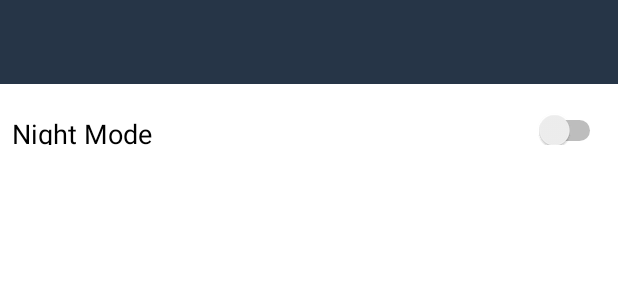
After one commit to GOVINDDIXIT/DOGMA, an Android app: the layout activity_setting.xml on its own in the app's theme, with its tools: preview values and no code run, on a phone screen of 412 x 824 dp. The commit adds this screen. Shown: the top 300 px of the screen. Run offline under Robolectric (Android 15) with nearby library versions, the phone set to English and light mode, and no system bars.

Commit message:
feat: add settings

```diff
--- a/app/build.gradle
+++ b/app/build.gradle
@@ -36,6 +36,7 @@ dependencies {
     implementation 'com.google.firebase:firebase-core:16.0.1'
     implementation 'com.github.bumptech.glide:glide:4.8.0'
     implementation 'com.android.support.constraint:constraint-layout:1.1.2'
+    implementation 'com.android.support:support-v4:27.1.1'
     testImplementation 'junit:junit:4.12'
 
     implementation 'org.jsoup:jsoup:1.11.2'
@@ -61,7 +62,6 @@ dependencies {
     annotationProcessor 'com.github.bumptech.glide:compiler:4.8.0'
 
 
-
 }
 
 apply plugin: 'com.google.gms.google-services'
--- a/app/src/main/res/layout/activity_main.xml
+++ b/app/src/main/res/layout/activity_main.xml
@@ -30,7 +30,7 @@
 
     <android.support.design.widget.NavigationView
         android:id="@+id/navigation_menu"
-        android:layout_width="200dp"
+        android:layout_width="300dp"
         android:layout_height="match_parent"
         android:layout_gravity="start"
         app:menu="@menu/drawer_menu"
--- /dev/null
+++ b/app/src/main/res/layout/activity_setting.xml
@@ -0,0 +1,46 @@
+<?xml version="1.0" encoding="utf-8"?>
+<android.support.constraint.ConstraintLayout xmlns:android="http://schemas.android.com/apk/res/android"
+    xmlns:app="http://schemas.android.com/apk/res-auto"
+    xmlns:tools="http://schemas.android.com/tools"
+    android:layout_width="match_parent"
+    android:layout_height="match_parent"
+    tools:context=".SettingActivity"
+    android:background="?attr/backgroundcolor">
+
+
+    <android.support.v7.widget.Toolbar
+        android:id="@+id/toolbar"
+        android:layout_width="match_parent"
+        android:layout_height="wrap_content"
+        android:layout_marginBottom="8dp"
+        android:background="@color/colorBackground"
+        android:theme="@style/ThemeOverlay.AppCompat.Dark.ActionBar"
+        app:layout_constraintBottom_toBottomOf="parent"
+        app:layout_constraintEnd_toEndOf="parent"
+        app:layout_constraintHorizontal_bias="0.0"
+        app:layout_constraintStart_toStartOf="parent"
+        app:layout_constraintTop_toTopOf="parent"
+        app:layout_constraintVertical_bias="0.0">
+
+    </android.support.v7.widget.Toolbar>
+
+    <Switch
+        android:paddingTop="8dp"
+        android:id="@+id/mswitch"
+        android:layout_width="match_parent"
+        android:layout_height="28dp"
+        android:layout_marginStart="8dp"
+        android:layout_marginTop="10dp"
+        android:layout_marginEnd="8dp"
+        android:layout_marginBottom="8dp"
+        android:text="Night Mode"
+        android:textColor="?attr/textcolor"
+        android:textSize="18sp"
+        app:layout_constraintBottom_toBottomOf="parent"
+        app:layout_constraintEnd_toEndOf="parent"
+        app:layout_constraintHorizontal_bias="0.0"
+        app:layout_constraintStart_toStartOf="parent"
+        app:layout_constraintTop_toTopOf="parent"
+        app:layout_constraintVertical_bias="0.075" />
+
+</android.support.constraint.ConstraintLayout>
--- a/app/src/main/res/menu/drawer_menu.xml
+++ b/app/src/main/res/menu/drawer_menu.xml
@@ -43,6 +43,10 @@
 
     <group android:checkableBehavior="single"
     android:id="@+id/group2">
+        <item
+            android:id="@+id/nav_setting"
+            android:title="Settings">
+        </item>
     <item
         android:id="@+id/nav_logOut"
         android:title="Log Out">
--- a/app/src/main/res/values/styles.xml
+++ b/app/src/main/res/values/styles.xml
@@ -6,12 +6,13 @@
     <style name="AppTheme" parent="Theme.AppCompat.Light.NoActionBar">
         <!-- Customize your theme here. -->
         <item name="colorPrimary">#2196F3</item>
-        <item name="colorPrimaryDark">#1976D2</item>
+        <item name="colorPrimaryDark">#263547</item>
         <item name="colorAccent">@color/colorAccent</item>
         <item name="backgroundcolor">#FFFFFF</item>
         <item name="cardBackgroundcolor">#FFFFFF</item>
         <item name="tintcolor">#000000</item>
-        <item name="textcolor">#808080</item>
+        <item name="textcolor">#000000</item>
+        <item name="android:windowAnimationStyle">@style/WindowAnimationTransition</item>
 
     </style>
 
@@ -19,12 +20,33 @@
     <style name="darkTheme" parent="Theme.AppCompat.Light.NoActionBar">
         <!-- Customize your theme here. -->
         <item name="colorPrimary">#212121</item>
-        <item name="colorPrimaryDark">#000000</item>
+        <item name="colorPrimaryDark">#263547</item>
         <item name="colorAccent">@color/colorAccent</item>
         <item name="cardBackgroundcolor">#424242</item>
         <item name="backgroundcolor">#303030</item>
         <item name="tintcolor">#FFFFFF</item>
         <item name="textcolor">#FFFFFF</item>
+        <item name="android:windowAnimationStyle">@style/WindowAnimationTransition</item>
+
+    </style>
+
+    <!--Dark theme-->
+    <style name="blackTheme" parent="Theme.AppCompat.Light.NoActionBar">
+        <!-- Customize your theme here. -->
+        <item name="colorPrimary">#212121</item>
+        <item name="colorPrimaryDark">#263547</item>
+        <item name="colorAccent">@color/colorAccent</item>
+        <item name="cardBackgroundcolor">#424242</item>
+        <item name="backgroundcolor">#303030</item>
+        <item name="tintcolor">#FFFFFF</item>
+        <item name="textcolor">#FFFFFF</item>
+        <item name="android:windowAnimationStyle">@style/WindowAnimationTransition</item>
+
+    </style>
+
+    <style name="WindowAnimationTransition">
+        <item name="android:windowEnterAnimation">@android:anim/fade_in</item>
+        <item name="android:windowExitAnimation">@android:anim/fade_out</item>
 
     </style>
 
```
Also changed, not shown: app/src/main/AndroidManifest.xml (+6 -4 lines), app/src/main/java/com/example/govind/techie/MainActivity.java (+10 -2 lines), app/src/main/java/com/example/govind/techie/SettingActivity.java (added, +43 -0 lines), app/src/main/res/drawable/ic_info_black_24dp.xml (added, +9 -0 lines), app/src/main/res/drawable/ic_notifications_black_24dp.xml (added, +9 -0 lines), app/src/main/res/drawable/ic_sync_black_24dp.xml (added, +9 -0 lines), app/src/main/res/layout/activity_log_out.xml (+14 -4 lines), app/src/main/res/values/strings.xml (+73 -0 lines), app/src/main/res/xml/pref_data_sync.xml (added, +21 -0 lines), app/src/main/res/xml/pref_general.xml (added, +33 -0 lines), app/src/main/res/xml/pref_headers.xml (added, +20 -0 lines), app/src/main/res/xml/pref_notification.xml (added, +27 -0 lines).
